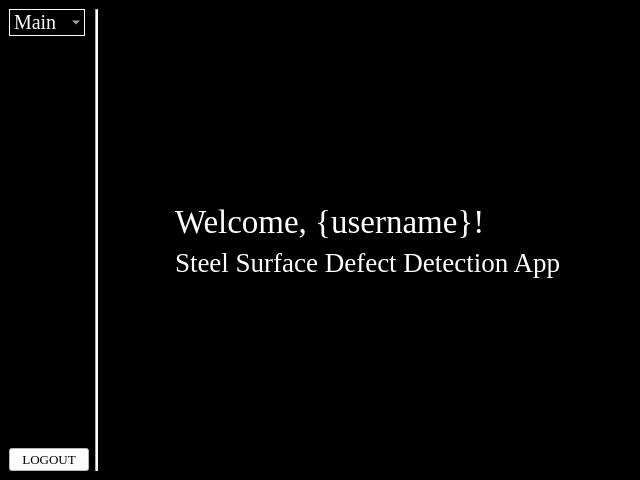
This is menu_page/menu_page.ui in siahaanabrahams/desktop_app as Qt 5 draws it before an edit. The edited form follows.
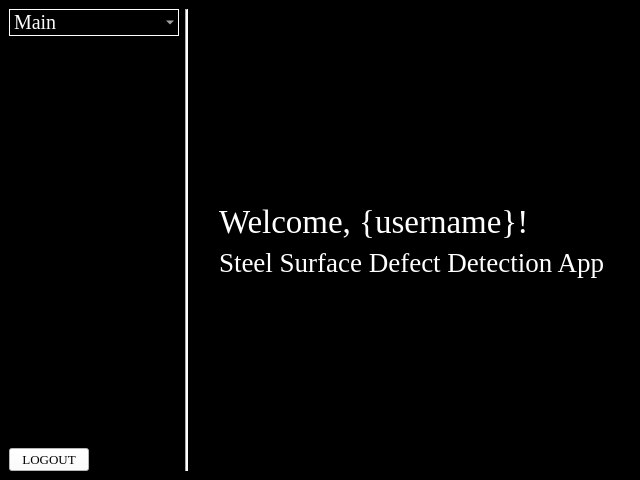
This is the edited form.

Commit message: fix: make sidebar width consistent accross all pages

```diff
--- a/menu_page/menu_page.ui
+++ b/menu_page/menu_page.ui
@@ -92,8 +92,17 @@
     </item>
     <item row="0" column="0">
      <layout class="QVBoxLayout" name="verticalLayout">
+      <property name="sizeConstraint">
+       <enum>QLayout::SizeConstraint::SetFixedSize</enum>
+      </property>
       <item alignment="Qt::AlignmentFlag::AlignLeft|Qt::AlignmentFlag::AlignTop">
        <widget class="QComboBox" name="comboBox">
+        <property name="sizePolicy">
+         <sizepolicy hsizetype="Fixed" vsizetype="Fixed">
+          <horstretch>0</horstretch>
+          <verstretch>0</verstretch>
+         </sizepolicy>
+        </property>
         <property name="font">
          <font>
           <family>Times New Roman</family>
@@ -105,6 +114,7 @@
     color: white;
     background-color: black;
     border: 1px solid white; 
+	width: 150px;
 }
 
 QComboBox QAbstractItemView {
@@ -114,6 +124,9 @@
 }
 </string>
         </property>
+        <property name="editable">
+         <bool>false</bool>
+        </property>
         <item>
          <property name="text">
           <string>Main</string>
```
Left out of the diff: 167 changed lines with no effect on the pictures. The commit also changes 9 other files.
